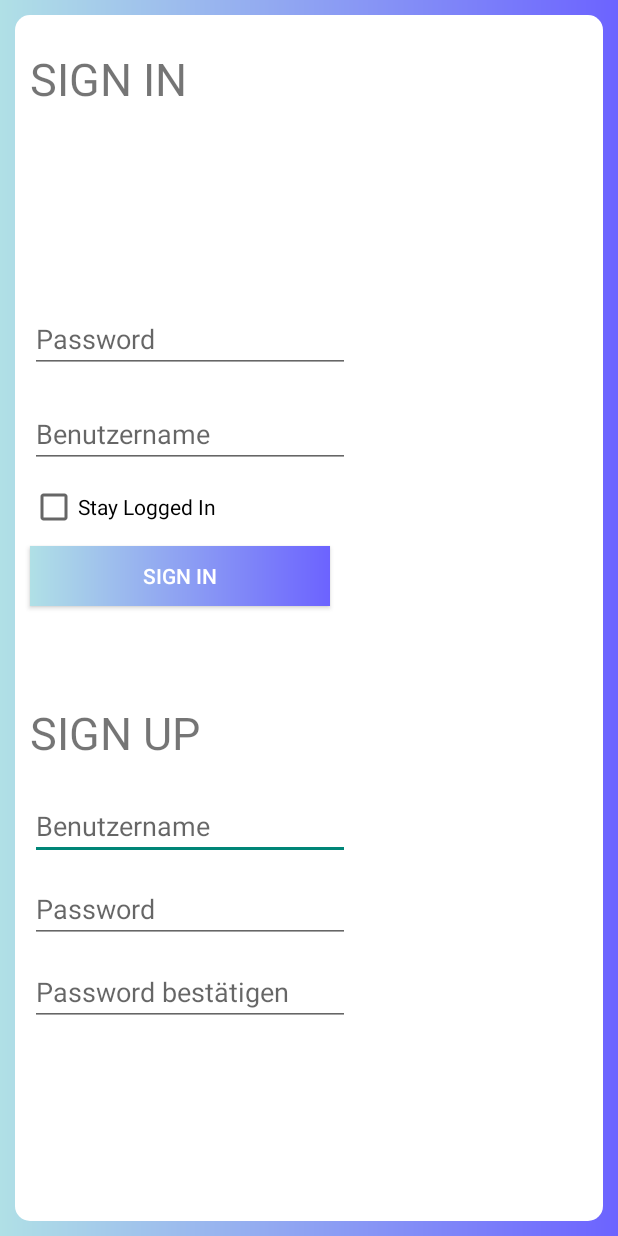
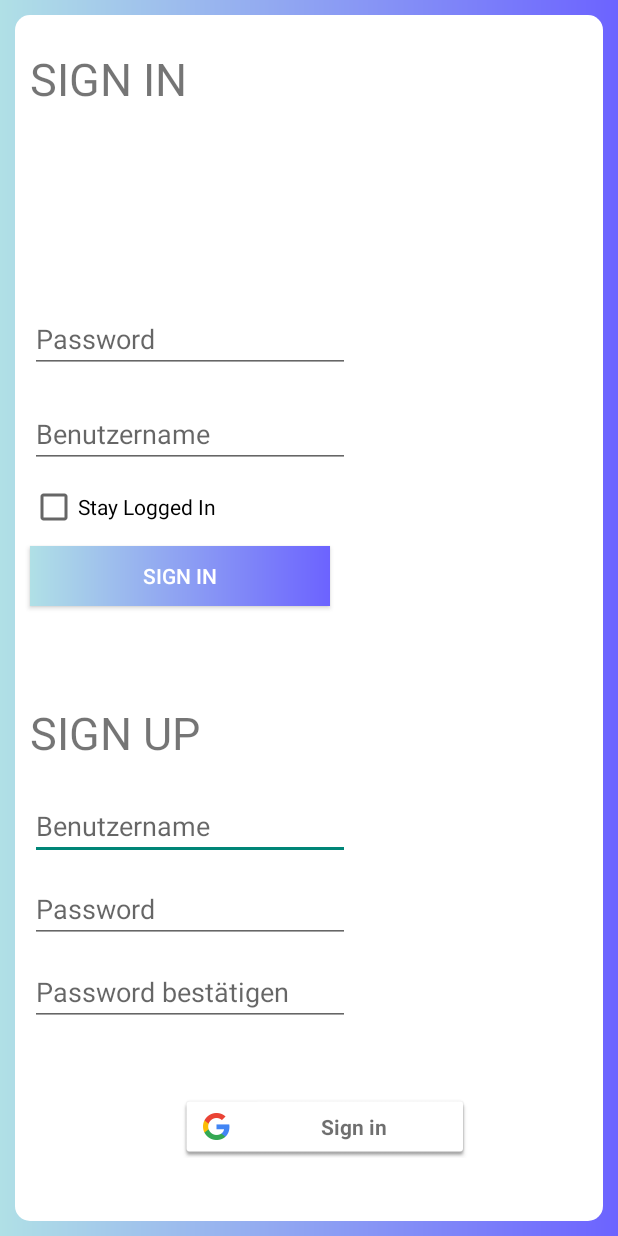
Before and after one commit to Schu5ter/Projekt-App-Schule, an Android app: the SignUp screen opened directly, with no data from a screen before it, on a phone screen of 412 x 824 dp. Run offline under Robolectric (Android 15) with nearby library versions, the phone set to English and light mode, and no system bars.

```diff
--- a/app/src/main/res/layout/activity_sign_up.xml
+++ b/app/src/main/res/layout/activity_sign_up.xml
@@ -118,4 +118,23 @@
         app:layout_constraintStart_toStartOf="@+id/et_passwordSignUp"
         app:layout_constraintTop_toBottomOf="@+id/et_passwordSignUp" />
 
+    <com.google.android.gms.common.SignInButton
+
+        android:id="@+id/signInButton"
+        android:layout_width="193dp"
+
+        android:layout_height="42dp"
+
+        android:layout_centerInParent="true"
+
+        android:layout_marginStart="120dp"
+
+        android:layout_marginBottom="52dp"
+        android:visibility="visible"
+
+        app:layout_constraintBottom_toBottomOf="parent"
+        app:layout_constraintStart_toStartOf="parent"
+        tools:visibility="visible" />
+
+
 </androidx.constraintlayout.widget.ConstraintLayout>
```
Also changed, not shown: app/src/main/java/com/example/stockit/BaseActivity.java (deleted, +0 -92 lines), app/src/main/java/com/example/stockit/GoogleSignInActivity.java (+72 -1 lines).
